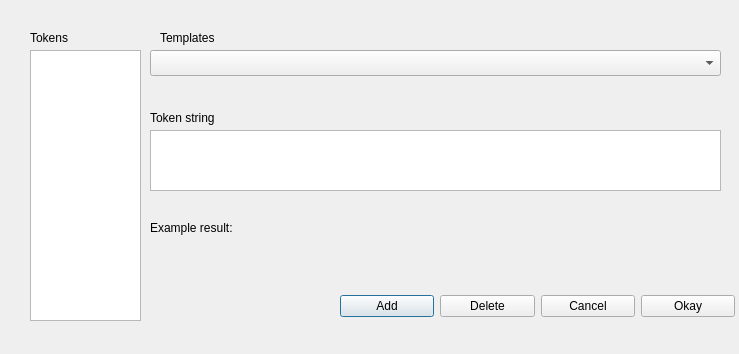
This is tokendlg.ui in towhee/Winnow64 as Qt 5 draws it before an edit. The edited form follows.
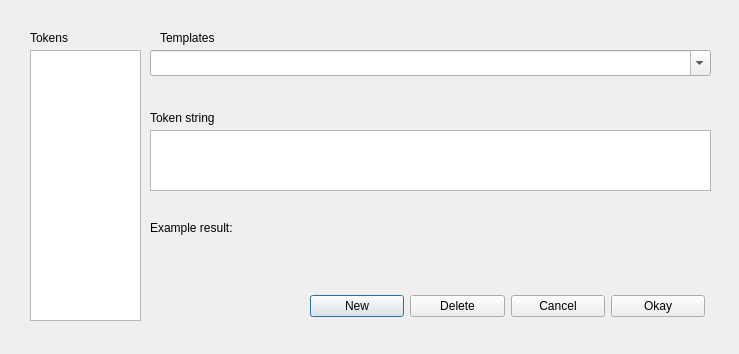
This is the edited form. Custom widgets are drawn as their Qt base class.

```diff
--- a/tokendlg.ui
+++ b/tokendlg.ui
@@ -31,7 +31,7 @@
     <rect>
      <x>150</x>
      <y>130</y>
-     <width>571</width>
+     <width>561</width>
      <height>61</height>
     </rect>
    </property>
@@ -88,7 +88,7 @@
     <rect>
      <x>150</x>
      <y>240</y>
-     <width>581</width>
+     <width>551</width>
      <height>16</height>
     </rect>
    </property>
@@ -101,10 +101,13 @@
     <rect>
      <x>150</x>
      <y>50</y>
-     <width>571</width>
+     <width>561</width>
      <height>26</height>
     </rect>
    </property>
+   <property name="editable">
+    <bool>true</bool>
+   </property>
   </widget>
   <widget class="QLabel" name="label_4">
    <property name="geometry">
@@ -122,7 +125,7 @@
   <widget class="QWidget" name="layoutWidget">
    <property name="geometry">
     <rect>
-     <x>340</x>
+     <x>310</x>
      <y>290</y>
      <width>395</width>
      <height>32</height>
@@ -132,7 +135,7 @@
     <item>
      <widget class="QPushButton" name="pushButton_2">
       <property name="text">
-       <string>Add</string>
+       <string>New</string>
       </property>
      </widget>
     </item>
@@ -161,16 +164,16 @@
   </widget>
  </widget>
  <customwidgets>
-  <customwidget>
-   <class>TokenEdit</class>
-   <extends>QTextEdit</extends>
-   <header>tokendlg.h</header>
-  </customwidget>
   <customwidget>
    <class>TokenList</class>
    <extends>QListWidget</extends>
    <header>tokendlg.h</header>
   </customwidget>
+  <customwidget>
+   <class>TokenEdit</class>
+   <extends>QTextEdit</extends>
+   <header>tokendlg.h</header>
+  </customwidget>
  </customwidgets>
  <resources/>
  <connections/>
```
Left out of the diff: 10 changed lines with no effect on the pictures.
